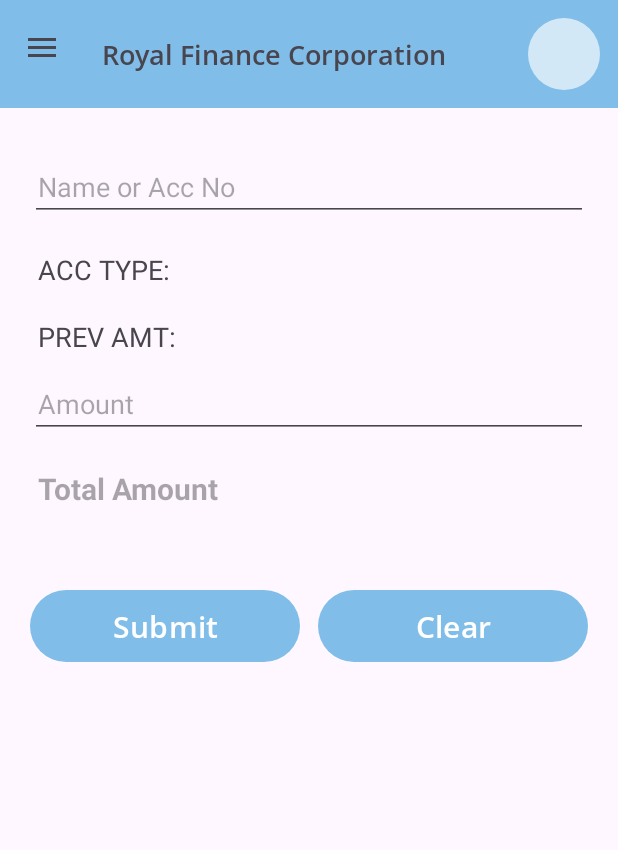
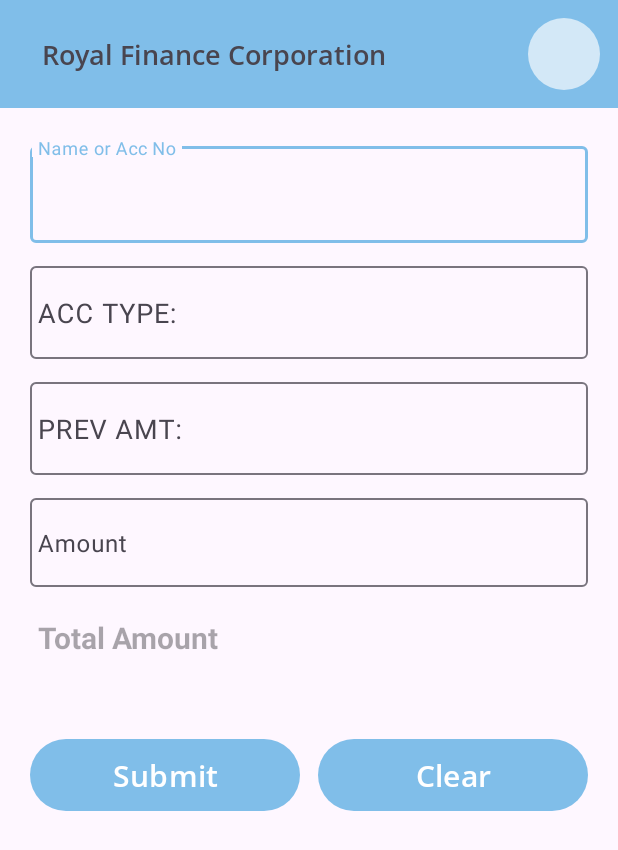
Before and after one commit to NiteenRC/pigmy-machine, an Android app: the HomeFragment screen opened through its navigation route, on a phone screen of 412 x 824 dp. Shown: the top 850 px of the screen. Run offline under Robolectric (Android 15) with nearby library versions, the phone set to English and light mode, and no system bars; our stand-ins replace Firebase (no records; nobody signed in at launch, a user with empty details on screens opened directly), navigation-ui; 1 statement that could not run was skipped.

```diff
--- a/app/src/main/java/com/example/pigmy/HomeFragment.java
+++ b/app/src/main/java/com/example/pigmy/HomeFragment.java
@@ -4,6 +4,7 @@ import static android.Manifest.permission.READ_EXTERNAL_STORAGE;
 import static android.Manifest.permission.WRITE_EXTERNAL_STORAGE;
 import static android.text.TextUtils.isDigitsOnly;
 
+import android.annotation.SuppressLint;
 import android.content.Context;
 import android.content.Intent;
 import android.content.SharedPreferences;
@@ -15,13 +16,16 @@ import android.os.Environment;
 import android.provider.Settings;
 import android.text.Editable;
 import android.text.TextWatcher;
+import android.view.Gravity;
 import android.view.LayoutInflater;
+import android.view.MotionEvent;
 import android.view.View;
 import android.view.ViewGroup;
 import android.widget.ArrayAdapter;
 import android.widget.AutoCompleteTextView;
 import android.widget.EditText;
 import android.widget.TextView;
+import android.widget.Toast;
 
 import androidx.activity.result.ActivityResult;
 import androidx.activity.result.ActivityResultCallback;
@@ -34,6 +38,7 @@ import androidx.core.content.ContextCompat;
 import androidx.fragment.app.Fragment;
 import androidx.lifecycle.Observer;
 import androidx.navigation.Navigation;
+import androidx.navigation.Navigator;
 
 import com.example.pigmy.databinding.FragmentHomeBinding;
 import com.google.android.gms.tasks.OnCompleteListener;
@@ -86,8 +91,7 @@ public class HomeFragment extends Fragment {
     }
 
     @Override
-    public View onCreateView(LayoutInflater inflater, ViewGroup container,
-                             Bundle savedInstanceState) {
+    public View onCreateView(LayoutInflater inflater, ViewGroup container, Bundle savedInstanceState) {
         // Inflate the layout for this fragment
         binding = FragmentHomeBinding.inflate(inflater, container, false);
         askPermission();
@@ -121,14 +125,19 @@ public class HomeFragment extends Fragment {
     public void onViewCreated(@NonNull View view, @Nullable Bundle savedInstanceState) {
         super.onViewCreated(view, savedInstanceState);
 
-        initGUI();
-
-        getCustomers();
+//        initGUI();
 
         binding.btnSubmit.setOnClickListener(new View.OnClickListener() {
+            @SuppressLint("ShowToast")
             @Override
             public void onClick(View view) {
-                saveRecord(view);
+                if (Double.parseDouble(binding.tvTotalAmount.getText().toString()) >= 0 ) {
+                    saveRecord(view);
+                } else {
+                    Toast toast = Toast.makeText(getContext(), "enter valid amount", Toast.LENGTH_LONG);
+                    toast.setGravity(Gravity.CENTER, 0, 0);
+                    toast.show();
+                }
             }
         });
 
@@ -144,6 +153,7 @@ public class HomeFragment extends Fragment {
                     @Override
                     public void onChanged(Object o) {
                         clearForm();
+                        initGUI();
                     }
                 });
     }
@@ -152,8 +162,10 @@ public class HomeFragment extends Fragment {
 
         accountList = new ArrayList<>();
 
-        binding.tvPrevAmount.setText("PREV AMT: ");
-        binding.tvAccountType.setText("ACC TYPE: ");
+        getCustomers();
+
+        binding.tvPrevAmount.setText("");
+        binding.tvAccountType.setText("");
 
        /* dataList = new FileUtils().readDataExternal();
         for (String item : dataList) {
@@ -164,8 +176,14 @@ public class HomeFragment extends Fragment {
 
         customerArrayAdapter = new ArrayAdapter<>(requireActivity(), android.R.layout.simple_dropdown_item_1line, accountList);
         binding.avNameAccNo.setAdapter(customerArrayAdapter);
-        binding.avNameAccNo.setThreshold(0);
-
+        binding.avNameAccNo.setOnTouchListener(new View.OnTouchListener() {
+            @Override
+            public boolean onTouch(View v, MotionEvent event){
+                binding.avNameAccNo.showDropDown();
+                return false;
+            }
+        });
+        binding.avNameAccNo.requestFocus();
         resetAccTypeAndPrevAmt(binding.avNameAccNo);
         onTextChangedForAccountSelection(binding.avNameAccNo);
         onTextChangedForDepositAmt(binding.tvTotalAmount, binding.tvAmount);
@@ -198,7 +216,7 @@ public class HomeFragment extends Fragment {
             bundle.putParcelable("account", selectedAccount);
 
             Navigation.findNavController(view).navigate(R.id.action_homeFragment_to_receiptFragment, bundle);
-
+            ReceiptFragment.newInstance();
         }
     }
 
@@ -278,9 +296,10 @@ public class HomeFragment extends Fragment {
     private void onTextChangedForAccountSelection(AutoCompleteTextView autoCompleteTextView) {
         autoCompleteTextView.setOnItemClickListener((parent, view, position, id) -> {
             selectedAccount = (Account) parent.getItemAtPosition(position);
-            binding.tvAccountType.setText("ACC TYPE: " + selectedAccount.getType());
+            binding.tvAccountType.setText("" + selectedAccount.getType());
+            binding.tvAccountType.setFocusable(false);
             prevAmount = selectedAccount.getPrevAmount();
-            binding.tvPrevAmount.setText("PREV AMT: " + selectedAccount.getPrevAmount());
+            binding.tvPrevAmount.setText("" + selectedAccount.getPrevAmount());
             binding.tvPrevAmount.setFocusable(false);
             binding.tvTotalAmount.setText("");
             binding.tvAmount.setText("");
@@ -324,8 +343,8 @@ public class HomeFragment extends Fragment {
             @Override
             public void onTextChanged(CharSequence s, int start, int before, int count) {
                 if (s.length() == 0) {
-                    binding.tvPrevAmount.setText("PREV AMT: ");
-                    binding.tvAccountType.setText("ACC TYPE: ");
+                    binding.tvPrevAmount.setText("");
+                    binding.tvAccountType.setText("");
                     binding.tvTotalAmount.setText("");
                     binding.tvAmount.setText("");
                     prevAmount = 0;
@@ -339,8 +358,8 @@ public class HomeFragment extends Fragment {
     }
 
     private void clearForm() {
-        binding.tvPrevAmount.setText("PREV AMT: ");
-        binding.tvAccountType.setText("ACC TYPE: ");
+        binding.tvPrevAmount.setText("");
+        binding.tvAccountType.setText("");
         binding.tvTotalAmount.setText("");
         binding.tvAmount.setText("");
         binding.avNameAccNo.setText("");
--- a/app/src/main/java/com/example/pigmy/LoginFragment.java
+++ b/app/src/main/java/com/example/pigmy/LoginFragment.java
@@ -3,6 +3,7 @@ package com.example.pigmy;
 import android.content.Context;
 import android.content.SharedPreferences;
 import android.os.Bundle;
+import android.util.Log;
 import android.view.LayoutInflater;
 import android.view.View;
 import android.view.ViewGroup;
@@ -128,6 +129,7 @@ public class LoginFragment extends Fragment implements View.OnClickListener {
                         } else {
                             Toast.makeText(requireActivity(), "Error in connecting to database", Toast.LENGTH_LONG).show();
                         }
+                        Log.e("TAG", "onComplete: "+task.toString());
                         binding.progressBar.setVisibility(View.INVISIBLE);
                         binding.btnLogin.setEnabled(true);
                     }
--- a/app/src/main/java/com/example/pigmy/MainActivity.java
+++ b/app/src/main/java/com/example/pigmy/MainActivity.java
@@ -101,7 +101,7 @@ public class MainActivity extends AppCompatActivity implements View.OnClickListe
                 .setOpenableLayout(binding.drawerLayout)
                 .build();
 
-        NavigationUI.setupWithNavController(toolbar, navController, appBarConfiguration);
+//        NavigationUI.setupWithNavController(toolbar, navController, appBarConfiguration);
         NavigationUI.setupWithNavController(navView, navController);
 
         navView.setNavigationItemSelectedListener(this);
--- a/app/src/main/res/layout/fragment_home.xml
+++ b/app/src/main/res/layout/fragment_home.xml
@@ -9,6 +9,12 @@
     android:paddingBottom="20dp"
     tools:context=".MainActivity">
 
+    <com.google.android.material.textfield.TextInputLayout
+        android:id="@+id/tlPassword"
+        android:layout_width="match_parent"
+        android:layout_height="wrap_content"
+        app:layout_constraintTop_toTopOf="parent">
+
         <AutoCompleteTextView
             android:id="@+id/avNameAccNo"
             android:layout_width="match_parent"
@@ -16,55 +22,79 @@
             android:hint="@string/name_or_acc_no"
             android:paddingStart="5dp"
             android:paddingTop="20dp"
-        android:paddingEnd="20dp"
-        app:layout_constraintTop_toTopOf="parent" />
+            android:paddingBottom="20dp"
+            android:textColor="@color/black" />
 
-    <TextView
+    </com.google.android.material.textfield.TextInputLayout>
+
+    <com.google.android.material.textfield.TextInputLayout
+        android:id="@+id/tlAccountType"
+        android:layout_width="match_parent"
+        android:layout_height="wrap_content"
+        android:layout_marginTop="10dp"
+        app:layout_constraintTop_toBottomOf="@id/tlPassword">
+
+    <EditText
         android:id="@+id/tvAccountType"
         android:layout_width="match_parent"
         android:layout_height="wrap_content"
-        android:layout_below="@+id/avNameAccNo"
+        android:paddingStart="5dp"
+        android:hint="ACC TYPE: "
+        android:paddingTop="20dp"
+        android:paddingEnd="20dp"
+        android:textSize="18sp" />
+
+    </com.google.android.material.textfield.TextInputLayout>
+
+    <com.google.android.material.textfield.TextInputLayout
+        android:id="@+id/tlPrevAmount"
+        android:layout_width="match_parent"
+        android:layout_height="wrap_content"
+        android:layout_marginTop="10dp"
+        app:layout_constraintTop_toBottomOf="@id/tlAccountType">
+
+        <EditText
+            android:id="@+id/tvPrevAmount"
+            android:layout_width="match_parent"
+            android:layout_height="wrap_content"
+            android:hint="PREV AMT:"
             android:paddingStart="5dp"
             android:paddingTop="20dp"
             android:paddingEnd="20dp"
-        android:textSize="18sp"
-        app:layout_constraintTop_toBottomOf="@id/avNameAccNo" />
+            android:textSize="18sp" />
 
-    <TextView
-        android:id="@+id/tvPrevAmount"
+    </com.google.android.material.textfield.TextInputLayout>
+
+    <com.google.android.material.textfield.TextInputLayout
+        android:id="@+id/tlAmount"
         android:layout_width="match_parent"
         android:layout_height="wrap_content"
-        android:layout_below="@+id/tvAccountType"
-        android:paddingStart="5dp"
-        android:paddingTop="20dp"
-        android:paddingEnd="20dp"
-        android:textSize="18sp"
-        app:layout_constraintTop_toBottomOf="@id/tvAccountType" />
+        android:layout_marginTop="10dp"
+        app:layout_constraintTop_toBottomOf="@id/tlPrevAmount">
 
         <EditText
             android:id="@+id/tvAmount"
             android:layout_width="match_parent"
             android:layout_height="wrap_content"
-        android:layout_below="@+id/tvPrevAmount"
             android:hint="@string/amount"
             android:inputType="number"
             android:paddingStart="5dp"
             android:paddingTop="20dp"
-        android:paddingEnd="20dp"
-        app:layout_constraintTop_toBottomOf="@id/tvPrevAmount" />
+            android:paddingEnd="20dp" />
+
+    </com.google.android.material.textfield.TextInputLayout>
 
     <TextView
         android:id="@+id/tvTotalAmount"
         android:layout_width="match_parent"
         android:layout_height="wrap_content"
-        android:layout_below="@+id/tvAmount"
         android:hint="@string/total_amount"
         android:paddingStart="5dp"
         android:paddingTop="20dp"
         android:paddingEnd="20dp"
         android:textSize="20sp"
         android:textStyle="bold"
-        app:layout_constraintTop_toBottomOf="@id/tvAmount" />
+        app:layout_constraintTop_toBottomOf="@id/tlAmount" />
 
     <Button
         android:id="@+id/btnSubmit"
--- a/app/src/main/res/layout/fragment_receipt.xml
+++ b/app/src/main/res/layout/fragment_receipt.xml
@@ -8,6 +8,8 @@
     android:paddingTop="20dp"
     android:paddingRight="20dp"
     android:paddingBottom="20dp"
+    android:layout_marginStart="10dp"
+    android:layout_marginEnd="10dp"
     tools:context=".CustomerReceipt">
 
     <TextView
--- a/app/src/main/res/mipmap-anydpi-v26/ic_launcher.xml
+++ b/app/src/main/res/mipmap-anydpi-v26/ic_launcher.xml
@@ -1,5 +1,5 @@
 <?xml version="1.0" encoding="utf-8"?>
 <adaptive-icon xmlns:android="http://schemas.android.com/apk/res/android">
-    <background android:drawable="@drawable/ic_launcher_background" />
-    <foreground android:drawable="@drawable/ic_launcher_foreground" />
+    <background android:drawable="@drawable/ic_launcher_background"/>
+    <foreground android:drawable="@mipmap/ic_launcher_foreground"/>
 </adaptive-icon>
--- a/app/src/main/res/mipmap-anydpi-v26/ic_launcher_round.xml
+++ b/app/src/main/res/mipmap-anydpi-v26/ic_launcher_round.xml
@@ -1,5 +1,5 @@
 <?xml version="1.0" encoding="utf-8"?>
 <adaptive-icon xmlns:android="http://schemas.android.com/apk/res/android">
-    <background android:drawable="@drawable/ic_launcher_background" />
-    <foreground android:drawable="@drawable/ic_launcher_foreground" />
+    <background android:drawable="@drawable/ic_launcher_background"/>
+    <foreground android:drawable="@mipmap/ic_launcher_foreground"/>
 </adaptive-icon>
--- a/app/src/main/res/mipmap-anydpi-v33/ic_launcher.xml
+++ /dev/null
@@ -1,6 +0,0 @@
-<?xml version="1.0" encoding="utf-8"?>
-<adaptive-icon xmlns:android="http://schemas.android.com/apk/res/android">
-    <background android:drawable="@drawable/ic_launcher_background" />
-    <foreground android:drawable="@drawable/ic_launcher_foreground" />
-    <monochrome android:drawable="@drawable/ic_launcher_foreground" />
-</adaptive-icon>
```
Also changed, not shown: app/src/main/java/com/example/pigmy/ReceiptFragment.java (+8 -7 lines), app/src/main/res/drawable/ic_launcher_background.xml (+70 -166 lines), app/src/main/res/mipmap-hdpi/ic_launcher.webp (deleted), app/src/main/res/mipmap-hdpi/ic_launcher_round.webp (deleted), app/src/main/res/mipmap-mdpi/ic_launcher.webp (deleted), app/src/main/res/mipmap-mdpi/ic_launcher_round.webp (deleted), app/src/main/res/mipmap-xhdpi/ic_launcher.webp (deleted), app/src/main/res/mipmap-xhdpi/ic_launcher_round.webp (deleted), app/src/main/res/mipmap-xxhdpi/ic_launcher.webp (deleted), app/src/main/res/mipmap-xxhdpi/ic_launcher_round.webp (deleted), app/src/main/res/mipmap-xxxhdpi/ic_launcher.webp (deleted), app/src/main/res/mipmap-xxxhdpi/ic_launcher_round.webp (deleted). Lines whose indentation alone changed are shown as unchanged.
